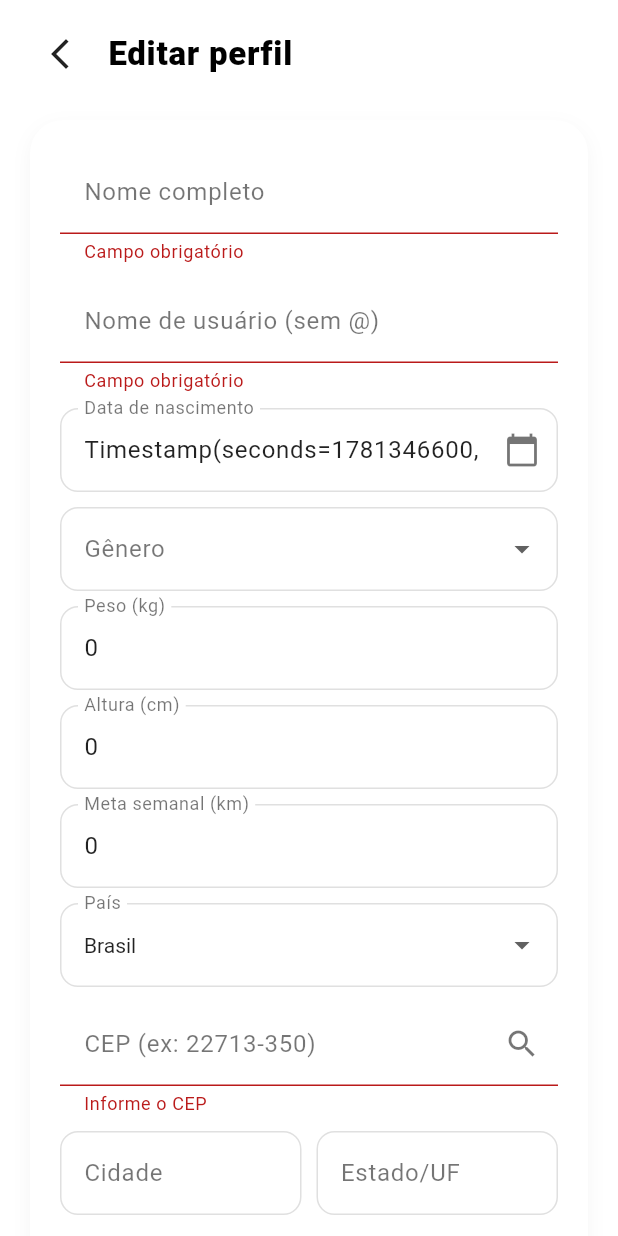
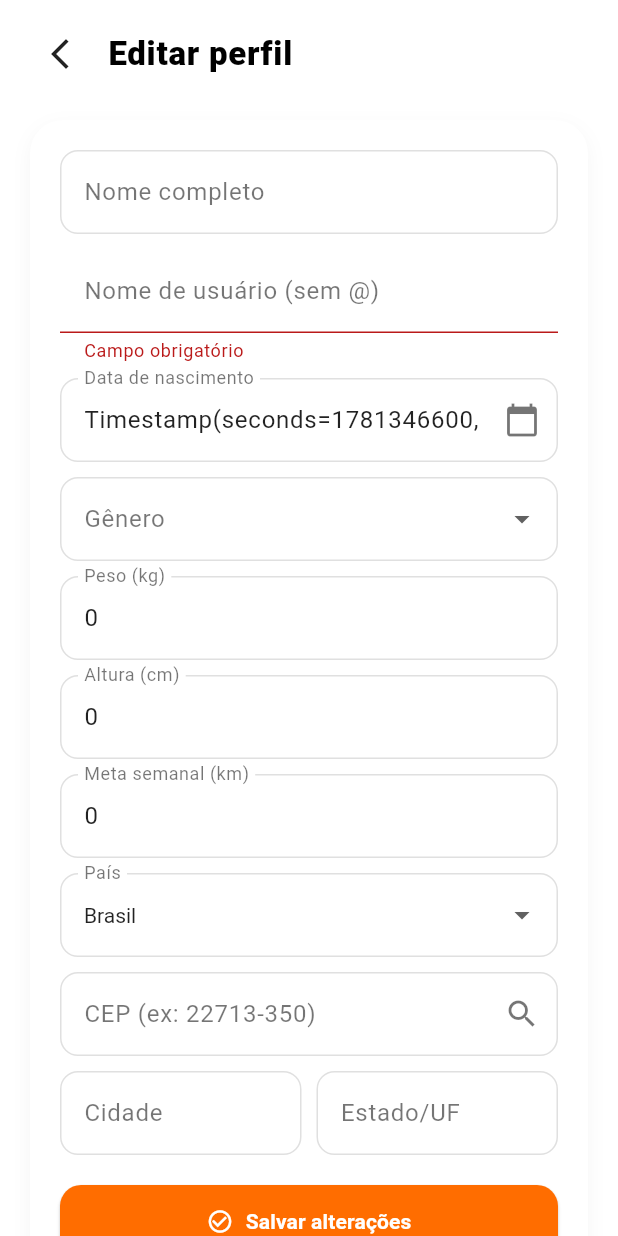
Before and after one commit to flavio-gs/run_walk_app, a Flutter app: the EditProfilePage screen opened directly with empty values, after a tap on "Salvar alterações", on a phone screen of 412 x 824 dp. Run offline on Flutter 3.47's test engine with Material 3 defaults, Android fonts, the phone set to English and light mode, and no system bars; our stand-ins replace audioplayers, cloud_firestore, confetti, connectivity_plus, device_info_plus, firebase_auth and 25 more; missing offline and left inert: app_tracking_transparency, live_activities, model_viewer_plus, wearable_rotary; accounts and stored records are empty; project files that could hold a hidden picture were left out.

Commit message:
ajustes versao 38

```diff
--- a/lib/edit_profile_page.dart
+++ b/lib/edit_profile_page.dart
@@ -358,7 +358,7 @@ class _EditProfilePageState extends State<EditProfilePage> {
                     child: Column(
                       children: [
                         _buildTextField(
-                            _displayNameController, "Nome completo", true),
+                            _displayNameController, "Nome completo", false),
                         const SizedBox(height: 10),
                         _buildTextField(
                           _usernameController,
@@ -631,8 +631,9 @@ class _EditProfilePageState extends State<EditProfilePage> {
             : null,
       ),
       validator: (value) {
+        // Guideline 5.1.1(v) - CEP/Postal code agora é opcional
         if (value == null || value.trim().isEmpty) {
-          return _isBrazil ? "Informe o CEP" : "Informe o código postal";
+          return null;
         }
 
         final v = value.trim();
--- a/lib/profile_page.dart
+++ b/lib/profile_page.dart
@@ -307,6 +307,10 @@ class _ProfilePageState extends State<ProfilePage> {
     );
 
     if (source == null) return;
+
+    // Fix Guideline 2.1(a) - Delay para evitar crash no iPad ao fechar modal e abrir câmera
+    await Future.delayed(const Duration(milliseconds: 300));
+
     final picked = await picker.pickImage(source: source, imageQuality: 90);
     if (picked == null) return;
     final file = File(picked.path);
--- a/lib/share_run.dart
+++ b/lib/share_run.dart
@@ -695,6 +695,7 @@ class _DetalheCorridaPageShareState extends State<DetalheCorridaPageShare> {
                 title: const Text("Gravar vídeo (10s)", style: TextStyle(color: Colors.white)),
                 onTap: () async {
                   Navigator.pop(context);
+                  await Future.delayed(const Duration(milliseconds: 250));
                   final XFile? video = await picker.pickVideo(
                     source: ImageSource.camera,
                     maxDuration: const Duration(seconds: 10),
@@ -719,6 +720,7 @@ class _DetalheCorridaPageShareState extends State<DetalheCorridaPageShare> {
                 title: const Text("Tirar foto", style: TextStyle(color: Colors.white)),
                 onTap: () async {
                   Navigator.pop(context);
+                  await Future.delayed(const Duration(milliseconds: 250));
                   final XFile? foto = await picker.pickImage(source: ImageSource.camera);
                   if (foto != null) {
                     _videoController?.dispose();
@@ -735,6 +737,7 @@ class _DetalheCorridaPageShareState extends State<DetalheCorridaPageShare> {
                 title: const Text("Escolher da galeria", style: TextStyle(color: Colors.white)),
                 onTap: () async {
                   Navigator.pop(context);
+                  await Future.delayed(const Duration(milliseconds: 250));
                   final XFile? arquivo = await picker.pickMedia();
                   if (arquivo != null) {
                     final ext = arquivo.path.split('.').last.toLowerCase();
--- a/pubspec.yaml
+++ b/pubspec.yaml
@@ -2,7 +2,7 @@ name: run_walk_app
 description: "A new Flutter project."
 publish_to: 'none'
 
-version: 1.0.0+37
+version: 1.0.0+38
 
 environment:
   sdk: ^3.6.0
```
Also changed, not shown: lib/complete_profile_page.dart (+5 -3 lines), lib/create_post_page.dart (+8 -4 lines), pubspec.lock, 4 other files.
